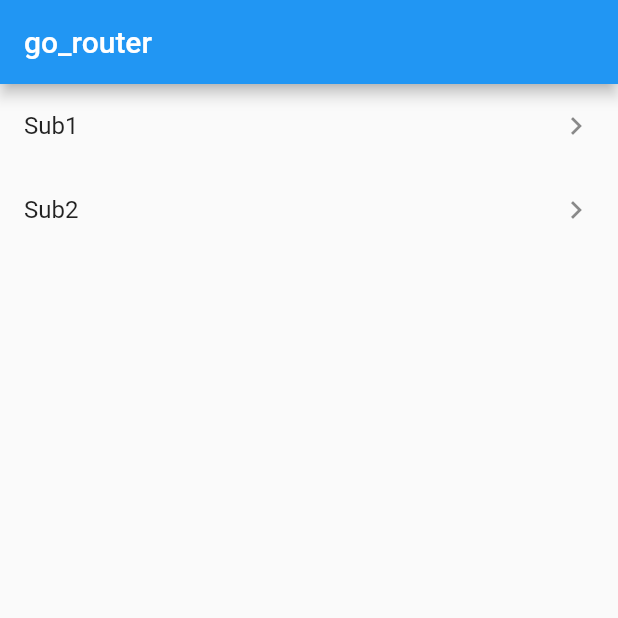
After one commit to nobushiueshi/flutter_widget_of_the_week, a Flutter app: the screen it shows after launch, after a tap on "#138 go_router", on a phone screen of 412 x 824 dp, the top half of it. The commit adds this screen. Run offline on Flutter 3.47's test engine with Material 2 defaults, Android fonts, the phone set to English and light mode, and no system bars; our stand-ins replace animated_text_kit, badges, cached_network_image, connectivity_plus, device_info_plus, flutter_rating_bar and 10 more; missing offline and left inert: mason; accounts and stored records are empty.

Commit message:
#138 go_routerの追加、パッケージの更新

```diff
--- a/lib/presentation/pages/sample/sample130_page_data_list.dart
+++ b/lib/presentation/pages/sample/sample130_page_data_list.dart
@@ -6,8 +6,10 @@ import 'package:flutter_widget_of_the_week/presentation/pages/sample130/sample_p
 import 'package:flutter_widget_of_the_week/presentation/pages/sample130/sample_page_134.dart';
 import 'package:flutter_widget_of_the_week/presentation/pages/sample130/sample_page_136.dart';
 import 'package:flutter_widget_of_the_week/presentation/pages/sample130/sample_page_137.dart';
+import 'package:flutter_widget_of_the_week/presentation/pages/sample130/sample_page_138.dart';
 
 final sample130PageDataList = <SamplePageData>[
+  SamplePageData(name: '#138 go_router', widget: const SamplePage138()),
   SamplePageData(name: '#137 NavigationBar', widget: const SamplePage137()),
   SamplePageData(
     name: '#136 FutureBuilder(Take 2)',
--- /dev/null
+++ b/lib/presentation/pages/sample130/sample_page_138.dart
@@ -0,0 +1,138 @@
+import 'package:flutter/material.dart';
+import 'package:go_router/go_router.dart';
+
+class SamplePage138 extends StatefulWidget {
+  const SamplePage138({
+    super.key,
+  });
+
+  @override
+  SamplePage138State createState() => SamplePage138State();
+}
+
+class SamplePage138State extends State<SamplePage138> {
+  @override
+  Widget build(BuildContext context) {
+    return MaterialApp.router(
+      routerConfig: router,
+    );
+  }
+
+  final router = GoRouter(
+    initialLocation: '/main',
+    routes: [
+      GoRoute(
+        path: '/main',
+        builder: (context, state) => const SamplePage138Main(),
+        routes: [
+          GoRoute(
+            path: 'sub1',
+            builder: (context, state) => const SamplePage138Sub1(),
+          ),
+          GoRoute(
+            path: 'sub2',
+            builder: (context, state) => const SamplePage138Sub2(),
+            routes: [
+              GoRoute(
+                path: 'sub3',
+                builder: (context, state) => const SamplePage138Sub3(),
+              ),
+            ],
+          ),
+        ],
+      ),
+    ],
+  );
+}
+
+class SamplePage138Main extends StatelessWidget {
+  const SamplePage138Main({
+    super.key,
+  });
+
+  @override
+  Widget build(BuildContext context) {
+    return Scaffold(
+      appBar: AppBar(
+        title: const Text('go_router'),
+      ),
+      body: SafeArea(
+        child: ListView(
+          children: [
+            ListTile(
+              title: const Text('Sub1'),
+              trailing: const Icon(Icons.navigate_next),
+              onTap: () {
+                context.go('/main/sub1');
+              },
+            ),
+            ListTile(
+              title: const Text('Sub2'),
+              trailing: const Icon(Icons.navigate_next),
+              onTap: () {
+                context.go('/main/sub2');
+              },
+            ),
+          ],
+        ),
+      ),
+    );
+  }
+}
+
+class SamplePage138Sub1 extends StatelessWidget {
+  const SamplePage138Sub1({
+    super.key,
+  });
+
+  @override
+  Widget build(BuildContext context) {
+    return Scaffold(
+      appBar: AppBar(
+        title: const Text('Sub1'),
+      ),
+    );
+  }
+}
+
+class SamplePage138Sub2 extends StatelessWidget {
+  const SamplePage138Sub2({
+    super.key,
+  });
+
+  @override
+  Widget build(BuildContext context) {
+    return Scaffold(
+      appBar: AppBar(
+        title: const Text('Sub2'),
+      ),
+      floatingActionButton: FloatingActionButton(
+        onPressed: () {
+          context.go('/main/sub2/sub3');
+        },
+        child: const Icon(Icons.navigate_next),
+      ),
+    );
+  }
+}
+
+class SamplePage138Sub3 extends StatelessWidget {
+  const SamplePage138Sub3({
+    super.key,
+  });
+
+  @override
+  Widget build(BuildContext context) {
+    return Scaffold(
+      appBar: AppBar(
+        title: const Text('Sub3'),
+      ),
+      floatingActionButton: FloatingActionButton(
+        onPressed: () {
+          context.go('/main');
+        },
+        child: const Icon(Icons.home),
+      ),
+    );
+  }
+}
```
Also changed, not shown: pubspec.yaml (+13 -13 lines), pubspec.lock, 1 other file.
